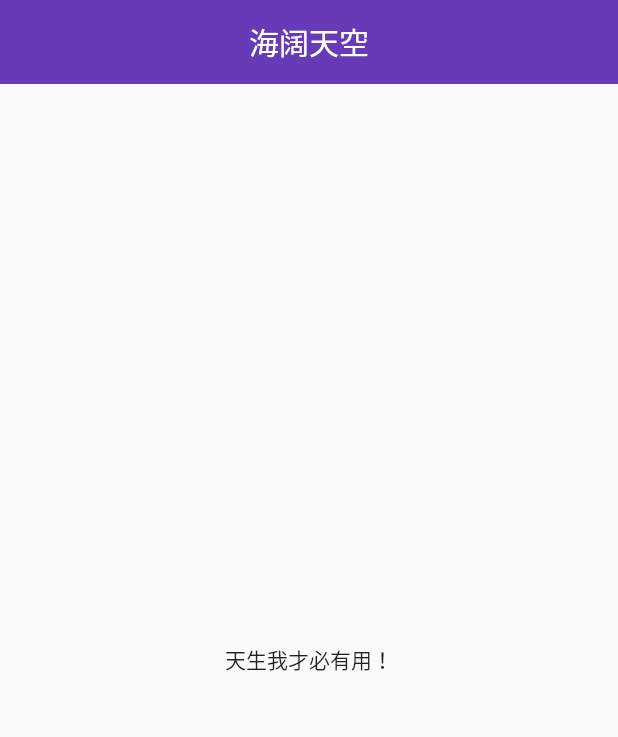
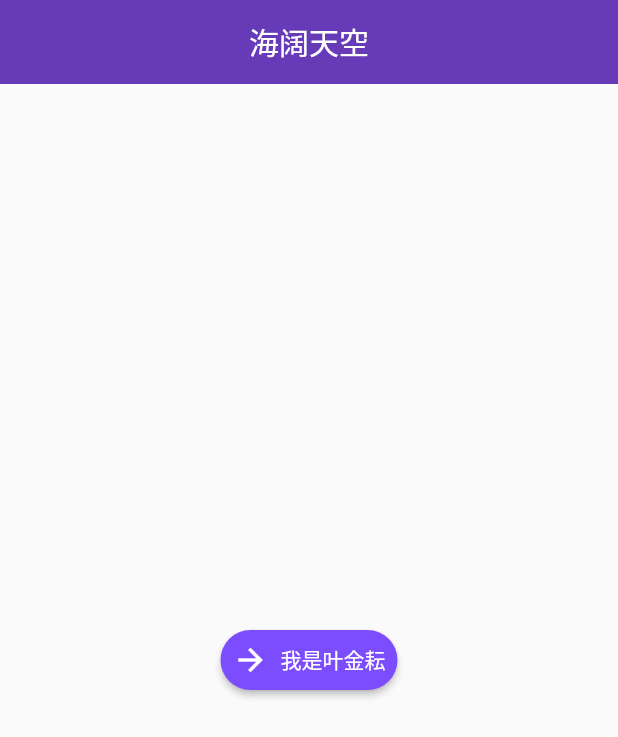
Before and after one commit to ye093/pub_block_bird, a Flutter app: the screen it shows after launch, on a phone screen of 412 x 824 dp. Shown: the top 737 px of the screen. Run offline on Flutter 3.47's test engine with Material 2 defaults, Android fonts, the phone set to English and light mode, and no system bars.

Commit message:
新增一个按钮

```diff
--- /dev/null
+++ b/lib/widgets/buttons/fancy_button.dart
@@ -0,0 +1,35 @@
+import 'package:flutter/material.dart';
+
+/// 按钮
+class FancyButton extends StatelessWidget {
+  FancyButton({@required this.onPress, @required this.text, Key key})
+      : super(key: key);
+
+  final VoidCallback onPress;
+  final String text;
+
+  @override
+  Widget build(BuildContext context) {
+    return RawMaterialButton(
+        padding: EdgeInsets.symmetric(vertical: 8, horizontal: 8),
+        shape: const StadiumBorder(),
+        onPressed: onPress,
+        splashColor: Colors.cyan,
+        fillColor: Colors.deepPurpleAccent,
+        child: Row(
+          mainAxisSize: MainAxisSize.min,
+          crossAxisAlignment: CrossAxisAlignment.center,
+          children: <Widget>[
+            const RotatedBox(
+                quarterTurns: 2, child: const Icon(Icons.arrow_back, color: Colors.white,)),
+            const SizedBox(
+              width: 8,
+            ),
+            Text(
+              text,
+              style: const TextStyle(color: Colors.white),
+            ),
+          ],
+        ));
+  }
+}
--- a/lib/widgets/main/main_content.dart
+++ b/lib/widgets/main/main_content.dart
@@ -1,8 +1,9 @@
 import 'package:flutter/material.dart';
+
+import '../buttons/fancy_button.dart';
 
 /// 主页面
 class MainContent extends StatefulWidget {
-
   // 定义标题
   final String title;
 
@@ -12,22 +13,27 @@ class MainContent extends StatefulWidget {
   _MainContentState createState() {
     return _MainContentState();
   }
-
 }
 
 /// 主页面状态管理，对外不可见
 class _MainContentState extends State<MainContent> {
-
   @override
   Widget build(BuildContext context) {
-    return Scaffold(  // 页面
+    return Scaffold(
+      // 页面
       appBar: AppBar(
         elevation: 0, // 阴影
         centerTitle: true, // 标题居中
         title: Text(widget.title), //标题
       ),
-      body: const Center(child: const Text('天生我才必有用！')),
+      body: Center(
+        child: FancyButton(
+          onPress: () {
+            print('我点击了');
+          },
+          text: '我是叶金耘',
+        ),
+      ),
     );
   }
-
 }
```
